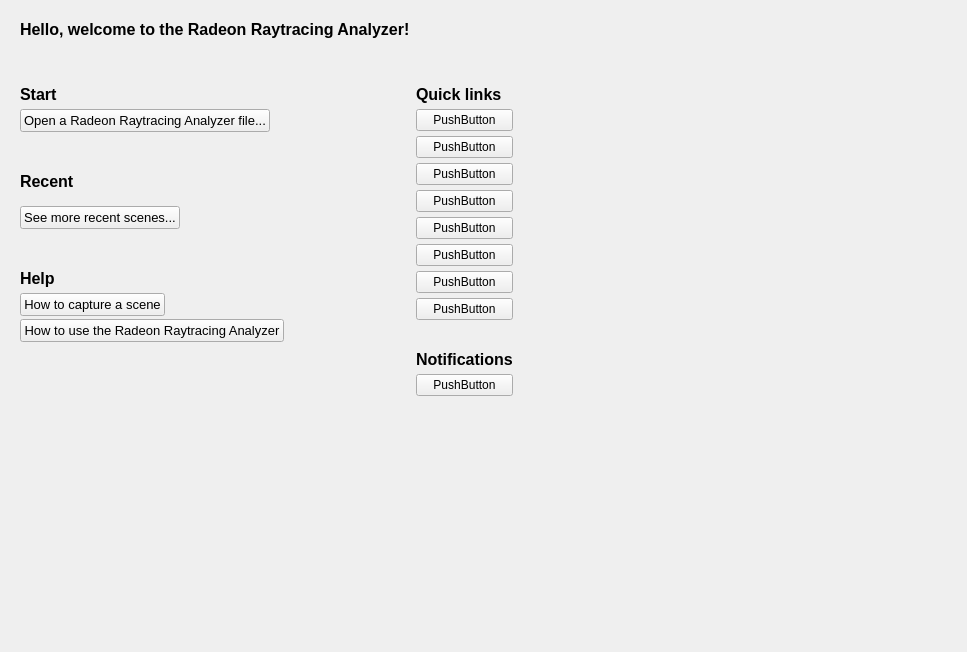
GPUOpen-Tools/radeon_raytracing_analyzer, file source/frontend/views/start/welcome_pane.ui: the form before one commit.
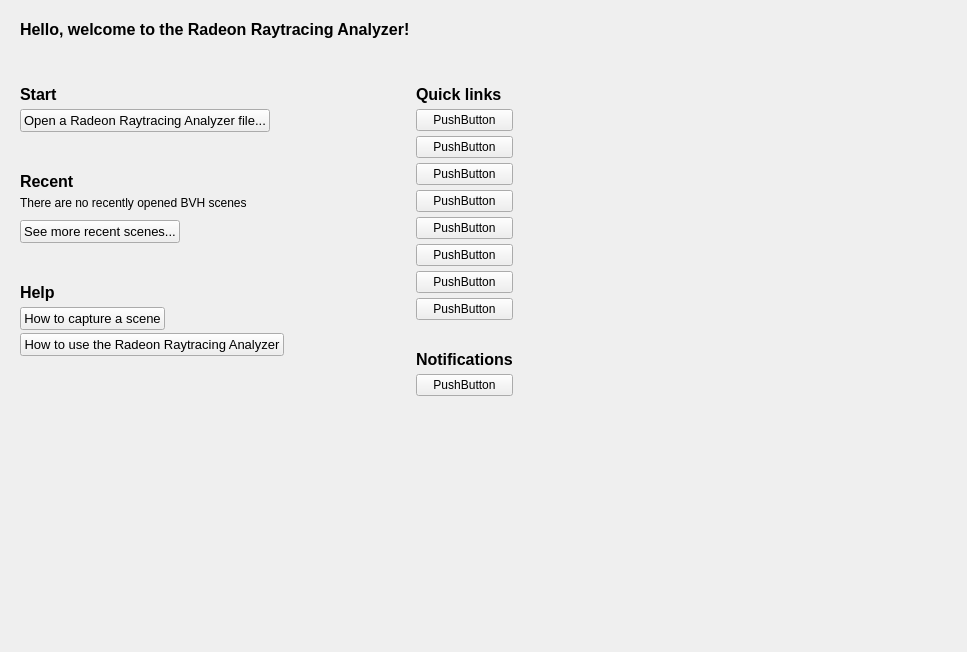
The form after the commit. Custom widgets are drawn as their Qt base class.

```diff
--- a/source/frontend/views/start/welcome_pane.ui
+++ b/source/frontend/views/start/welcome_pane.ui
@@ -169,6 +169,13 @@
          </property>
         </spacer>
        </item>
+       <item>
+        <widget class="ScaledLabel" name="empty_recent_files_label_">
+         <property name="text">
+          <string>There are no recently opened BVH scenes</string>
+         </property>
+        </widget>
+       </item>
        <item alignment="Qt::AlignLeft">
         <widget class="QWidget" name="recent_traces_wrapper_" native="true">
          <property name="minimumSize">
```
